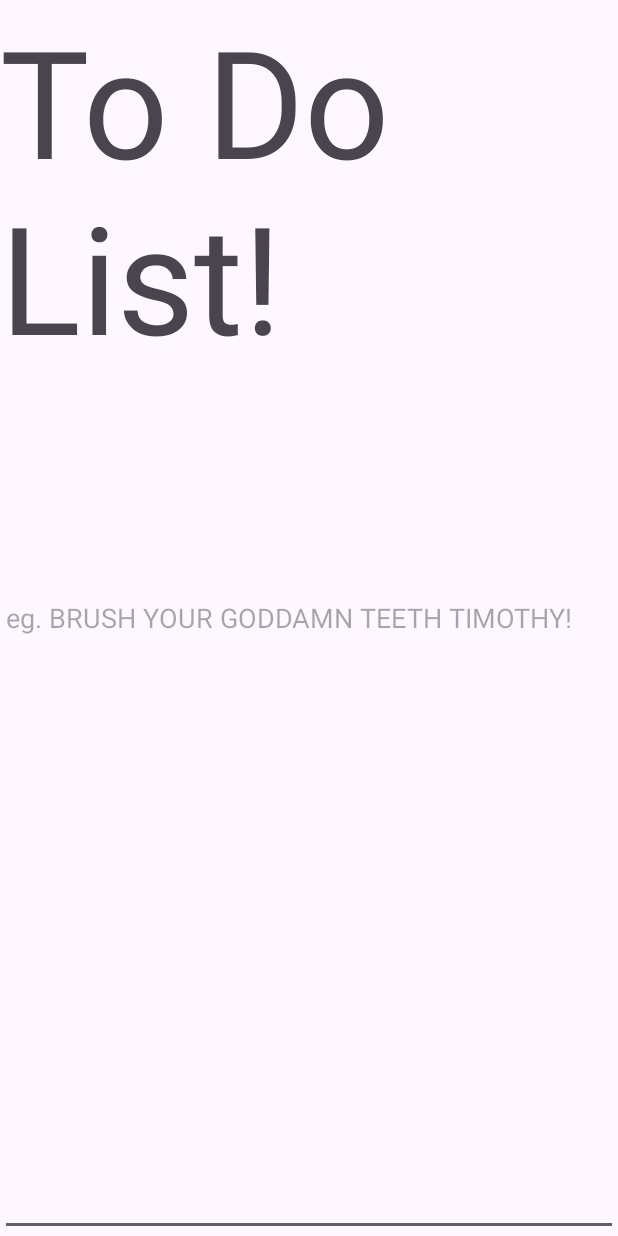
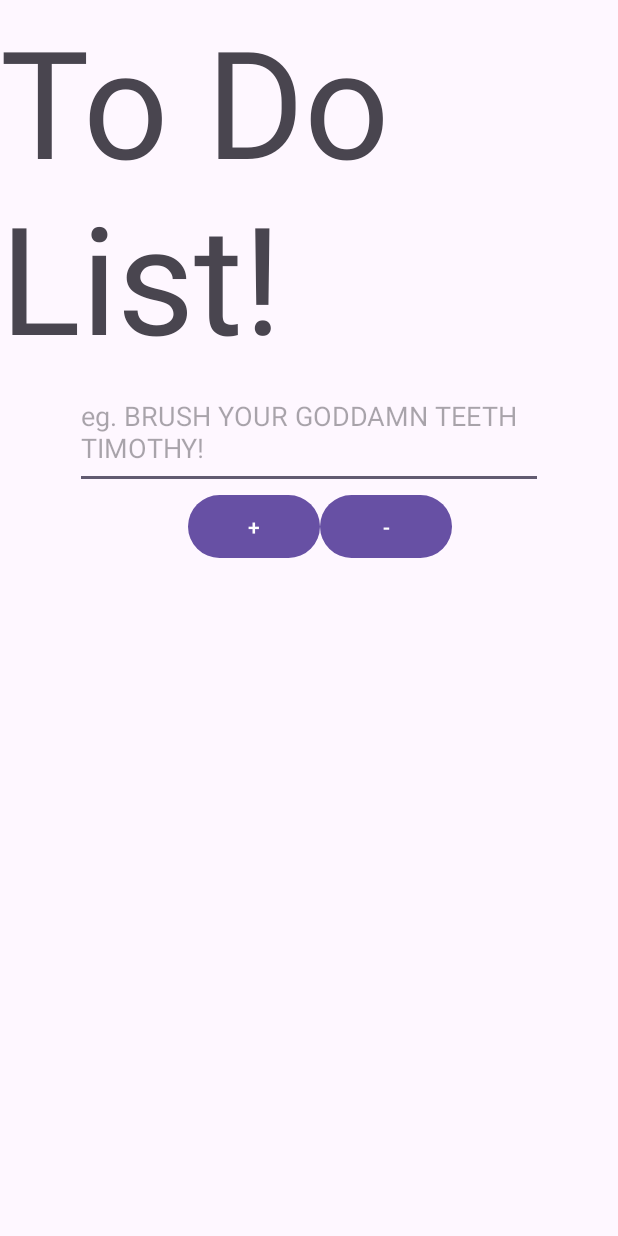
Before and after one commit to ny5us/AndroidStudioProjects, an Android app: the screen it shows after launch (MainActivity), on a phone screen of 412 x 824 dp. Run offline under Robolectric (Android 15) with nearby library versions, the phone set to English and light mode, and no system bars; 2 statements that could not run were skipped.

Commit message:
Not Working Again.
App crashed when I started adding functionality for adding to the list. List was not displaying properly even before that.

```diff
--- a/ToDoo/app/build.gradle
+++ b/ToDoo/app/build.gradle
@@ -34,9 +34,9 @@ android {
 
 dependencies {
 
-    implementation 'androidx.core:core-ktx:1.8.0'
+    implementation 'androidx.core:core-ktx:1.10.1'
     implementation 'androidx.appcompat:appcompat:1.6.1'
-    implementation 'com.google.android.material:material:1.5.0'
+    implementation 'com.google.android.material:material:1.9.0'
     implementation 'androidx.constraintlayout:constraintlayout:2.1.4'
     testImplementation 'junit:junit:4.13.2'
     androidTestImplementation 'androidx.test.ext:junit:1.1.5'
--- a/ToDoo/app/src/main/java/com/tim/todoo/MainActivity.kt
+++ b/ToDoo/app/src/main/java/com/tim/todoo/MainActivity.kt
@@ -1,5 +1,6 @@
 package com.tim.todoo
 
+import android.R.*
 import androidx.appcompat.app.AppCompatActivity
 import android.os.Bundle
 
@@ -7,5 +8,19 @@ class MainActivity : AppCompatActivity() {
     override fun onCreate(savedInstanceState: Bundle?) {
         super.onCreate(savedInstanceState)
         setContentView(R.layout.activity_main)
+
+        var taskList = arrayListOf<String>()
+
+        var arrayAdapter = ArrayAdapter<String>(this,
+            layout.simple_list_item_multiple_choice,taskList)
+        addButton.setOnClickListener {
+            taskList.add(newTaskEntry.text.toString())
+
+            toDoListView.adapter = arrayAdapter
+
+            arrayAdapter.notifyDataSetChanged()
+
+            newTaskEntry.text.clear()
+        }
     }
 }
--- a/ToDoo/app/src/main/res/layout/activity_main.xml
+++ b/ToDoo/app/src/main/res/layout/activity_main.xml
@@ -2,11 +2,12 @@
 <RelativeLayout xmlns:android="http://schemas.android.com/apk/res/android"
     xmlns:app="http://schemas.android.com/apk/res-auto"
     xmlns:tools="http://schemas.android.com/tools"
-    android:layout_width="match_parent"
-    android:layout_height="match_parent"
+    android:layout_width="wrap_content"
+    android:layout_height="wrap_content"
     tools:context=".MainActivity">
 
     <TextView
+        android:id="@+id/titleView"
         android:layout_width="wrap_content"
         android:layout_height="wrap_content"
         android:text="To Do List!"
@@ -15,11 +16,41 @@
         app:layout_constraintEnd_toEndOf="parent"
         app:layout_constraintStart_toStartOf="parent"
         app:layout_constraintTop_toTopOf="parent" />
+
     <EditText
+        android:id="@+id/newTaskEntry"
         android:layout_width="match_parent"
-        android:layout_height="match_parent"
+        android:layout_height="75dp"
+        android:layout_below="@id/titleView"
+        android:layout_marginLeft="50dp"
+        android:layout_marginRight="50dp"
         android:hint="eg. BRUSH YOUR GODDAMN TEETH TIMOTHY!"
 
         />
 
+    <LinearLayout
+        android:id="@+id/buttonContainer"
+        android:layout_width="wrap_content"
+        android:layout_height="wrap_content"
+        android:layout_below="@id/newTaskEntry">
+
+        <Button
+            android:id="@+id/addButton"
+            android:layout_width="wrap_content"
+            android:layout_height="50dp"
+            android:layout_marginLeft="125dp"
+            android:text="+" />
+
+        <Button
+            android:id="@+id/minusButton"
+            android:layout_width="wrap_content"
+            android:layout_height="50dp"
+            android:text="-" />
+    </LinearLayout>
+    <ListView
+        android:id="@+id/toDoListView"
+        android:layout_width="match_parent"
+        android:layout_height="wrap_content"
+        android:layout_below="@id/buttonContainer"
+        android:choiceMode="multipleChoice" />
 </RelativeLayout>
```
